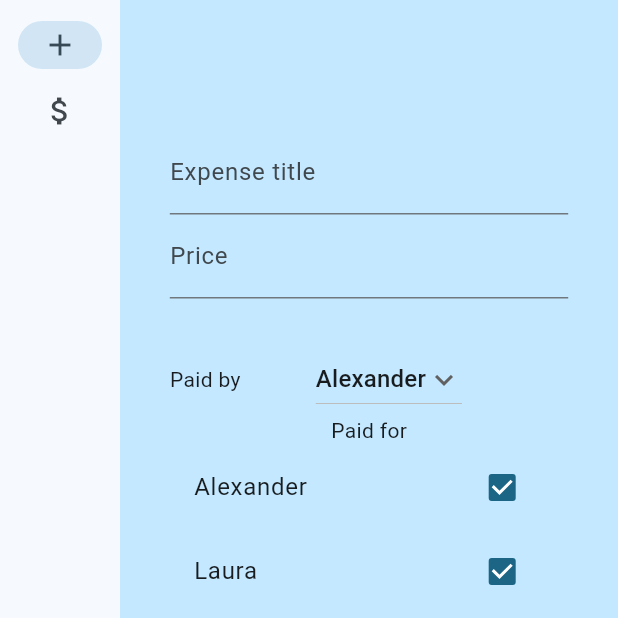
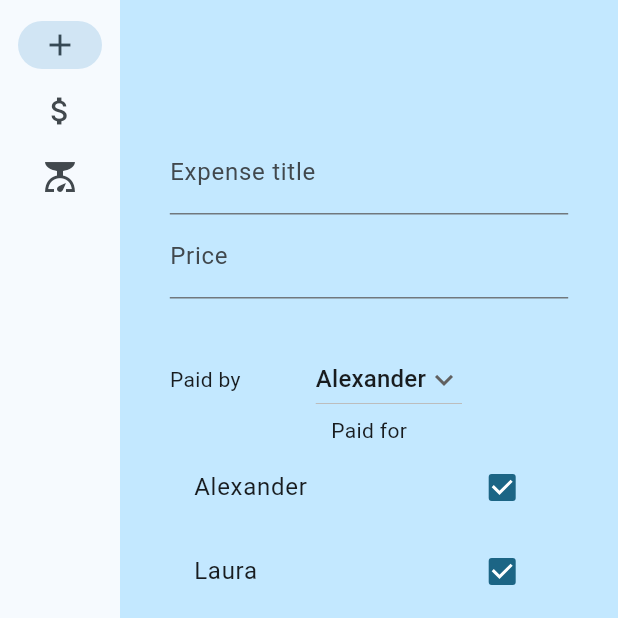
Before and after one commit to Nitschi/money_splitter, a Flutter app: the screen it shows after launch, on a phone screen of 412 x 824 dp, the top half of it. Run offline on Flutter 3.47's test engine with Material 2 defaults, Android fonts, the phone set to English and light mode, and no system bars; missing offline and left inert: openapi_generator_annotations.

```diff
--- a/frontend/Flup/lib/main.dart
+++ b/frontend/Flup/lib/main.dart
@@ -1,4 +1,5 @@
 import 'package:flup/pages/AddExpensePage.dart';
+import 'package:flup/pages/BalancePage.dart';
 import 'package:flup/pages/ExpensesPage.dart';
 import 'package:flutter/material.dart';
 import 'package:provider/provider.dart';
@@ -51,6 +52,9 @@ class _MyHomePageState extends State<MyHomePage> {
       case 1:
         page = ExpensesPage();
         break;
+      case 2:
+        page = BalancePage();
+        break;
       default:
         throw UnimplementedError('no widget for $selectedIndex');
     }
@@ -70,6 +74,10 @@ class _MyHomePageState extends State<MyHomePage> {
                   NavigationRailDestination(
                     icon: Icon(Icons.attach_money),
                     label: Text('Expenses'),
+                  ),
+                  NavigationRailDestination(
+                    icon: Icon(Icons.scale),
+                    label: Text('Balance'),
                   ),
                 ],
                 selectedIndex: selectedIndex,
```
Also changed, not shown: frontend/Flup/lib/notifiers/MyAppStateNotifier.dart (+27 -0 lines), frontend/Flup/lib/pages/BalancePage.dart (added, +33 -0 lines).
